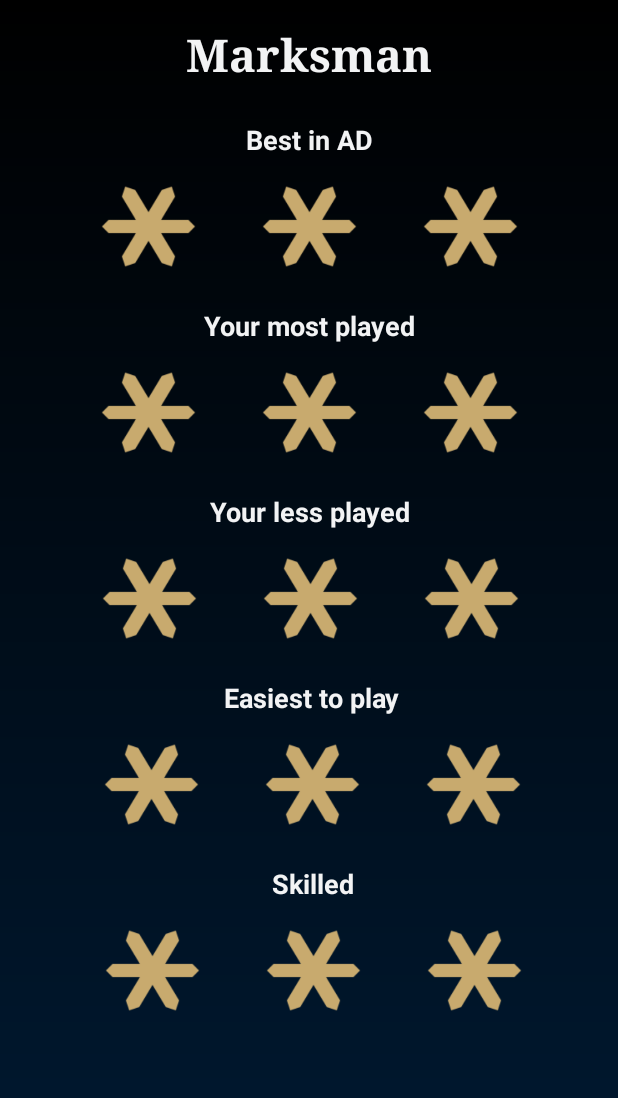
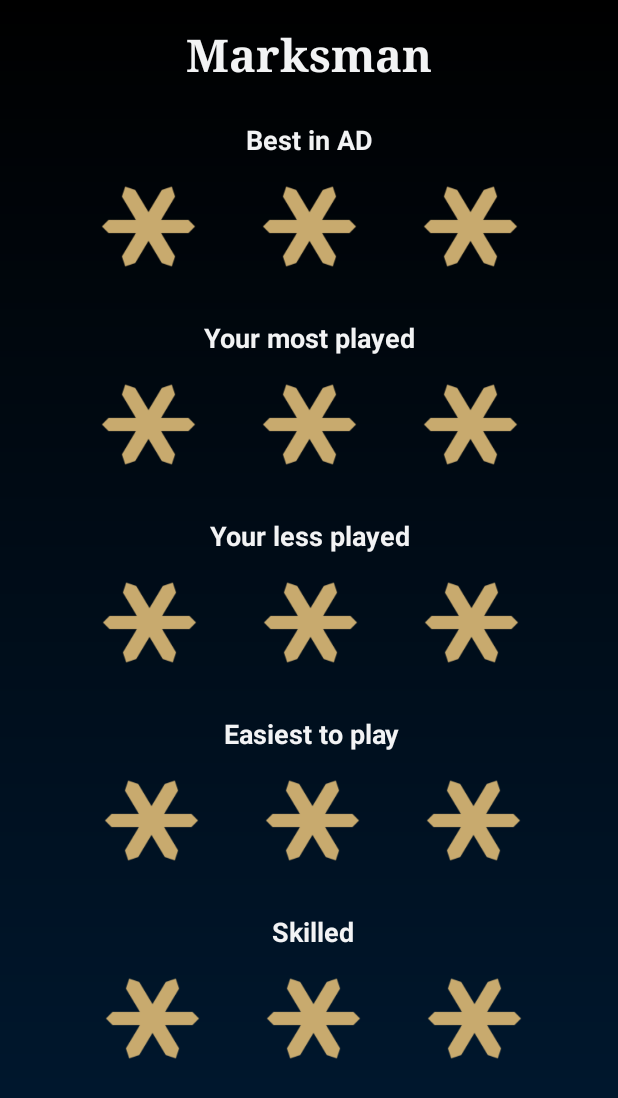
Before and after one commit to Fenikkel/LeagueOfFenikkel, an Android app: the PickParalysis screen opened directly, with no data from a screen before it, after a tap on an icon or button, on a phone screen of 412 x 824 dp. Shown: the top 1098 px of the screen. Run offline under Robolectric (Android 15) with nearby library versions, the phone set to English and light mode, and no system bars; network calls fail; 1 other tap on this screen came first.

Commit message:
Mipmap and thersh

```diff
--- a/app/src/main/AndroidManifest.xml
+++ b/app/src/main/AndroidManifest.xml
@@ -7,9 +7,9 @@
 
     <application
         android:allowBackup="true"
-        android:icon="@mipmap/spaceship"
+        android:icon="@mipmap/pick_paralysis_icon_big_circle"
         android:label="@string/app_name"
-        android:roundIcon="@mipmap/spaceship"
+        android:roundIcon="@mipmap/pick_paralysis_icon_big_circle"
         android:supportsRtl="true"
         android:theme="@style/AppTheme">
         <activity
--- a/app/src/main/res/layout/activity_pick_paralysis.xml
+++ b/app/src/main/res/layout/activity_pick_paralysis.xml
@@ -101,7 +101,7 @@
             app:layout_constraintEnd_toEndOf="parent"
             app:layout_constraintStart_toStartOf="parent"
             app:layout_constraintTop_toTopOf="parent"
-            app:srcCompat="@drawable/helmet_bro" />
+            app:srcCompat="@drawable/circle_fill_edited" />
 
         <ImageView
             android:id="@+id/adImage"
@@ -155,7 +155,7 @@
             app:layout_constraintStart_toEndOf="@+id/helmetBro"
             app:layout_constraintTop_toBottomOf="@+id/helmetBro"
             app:layout_constraintVertical_bias="0.0"
-            app:srcCompat="@drawable/time_wasted_thresh" />
+            app:srcCompat="@drawable/role_icon_mix_fixed" />
 
         <ImageView
             android:id="@+id/defenseImage"
@@ -328,7 +328,7 @@
             android:id="@+id/mostPlayedText"
             android:layout_width="wrap_content"
             android:layout_height="wrap_content"
-            android:layout_marginTop="16dp"
+            android:layout_marginTop="24dp"
             android:text="@string/most_played"
             android:textColor="@color/antiflashWhite"
             android:textSize="18sp"
@@ -385,7 +385,7 @@
             android:id="@+id/lessPlayedText"
             android:layout_width="wrap_content"
             android:layout_height="wrap_content"
-            android:layout_marginTop="16dp"
+            android:layout_marginTop="24dp"
             android:fontFamily="sans-serif"
             android:text="@string/less_played"
             android:textColor="@color/antiflashWhite"
@@ -439,7 +439,7 @@
             android:id="@+id/easiestText"
             android:layout_width="wrap_content"
             android:layout_height="wrap_content"
-            android:layout_marginTop="16dp"
+            android:layout_marginTop="24dp"
             android:fontFamily="sans-serif"
             android:text="@string/easiest"
             android:textColor="@color/antiflashWhite"
@@ -494,7 +494,7 @@
             android:id="@+id/skilledText"
             android:layout_width="wrap_content"
             android:layout_height="wrap_content"
-            android:layout_marginTop="16dp"
+            android:layout_marginTop="24dp"
             android:fontFamily="sans-serif"
             android:text="@string/skilled"
             android:textColor="@color/antiflashWhite"
--- a/app/src/main/res/values/strings.xml
+++ b/app/src/main/res/values/strings.xml
@@ -4,7 +4,7 @@
     <string name="the_evil">Teemo</string>
     <string name="insert_nickname">Insert your nickname :</string>
     <string name="over_nine_thousen">Lvl 1</string>
-    <string name="experience">ex:</string>
+    <string name="experience">exp:</string>
     <string name="mastery">Mastery</string>
     <string name="free_to_play">Free to play</string>
     <string name="most_played">Your most played</string>
```
Also changed, not shown: app/src/main/java/com/al286752/fenikkel/leagueoffenikkel/champMastery/ChampMastery.java (+71 -0 lines), app/src/main/res/layout/activity_champ_mastery.xml (+28 -7 lines), app/src/main/res/drawable/band1.png (added), app/src/main/res/drawable/band2.png (added), app/src/main/res/drawable/band3.png (added), app/src/main/res/drawable/band4.png (added), app/src/main/res/drawable/band5.png (added), app/src/main/res/drawable/band6.png (added), app/src/main/res/drawable/band7.png (added), app/src/main/res/drawable/hextech_crafting_chest.png (added), app/src/main/res/mipmap-hdpi/spaceship.png (deleted).
